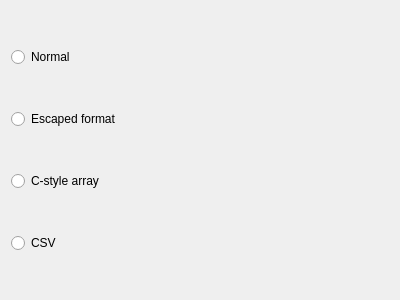
Before: the Qt Designer form defaultplugins/baseplugins/confgui/hexencodewidget.ui in nccgroup/pip3line, drawn with Qt 5.
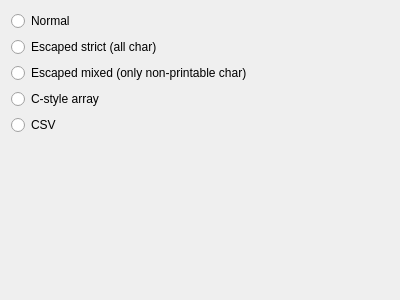
After: the same form once the commit is applied.

```diff
--- a/defaultplugins/baseplugins/confgui/hexencodewidget.ui
+++ b/defaultplugins/baseplugins/confgui/hexencodewidget.ui
@@ -33,7 +33,14 @@
    <item>
     <widget class="QRadioButton" name="escapedRadioButton">
      <property name="text">
-      <string>Escaped format</string>
+      <string>Escaped strict (all char)</string>
+     </property>
+    </widget>
+   </item>
+   <item>
+    <widget class="QRadioButton" name="escapedMixedRadioButton">
+     <property name="text">
+      <string>Escaped mixed (only non-printable char)</string>
      </property>
     </widget>
    </item>
@@ -51,6 +58,19 @@
      </property>
     </widget>
    </item>
+   <item>
+    <spacer name="verticalSpacer">
+     <property name="orientation">
+      <enum>Qt::Vertical</enum>
+     </property>
+     <property name="sizeHint" stdset="0">
+      <size>
+       <width>20</width>
+       <height>40</height>
+      </size>
+     </property>
+    </spacer>
+   </item>
   </layout>
  </widget>
  <resources/>
```
Left out of the diff: 2 changed lines with no effect on the pictures.
